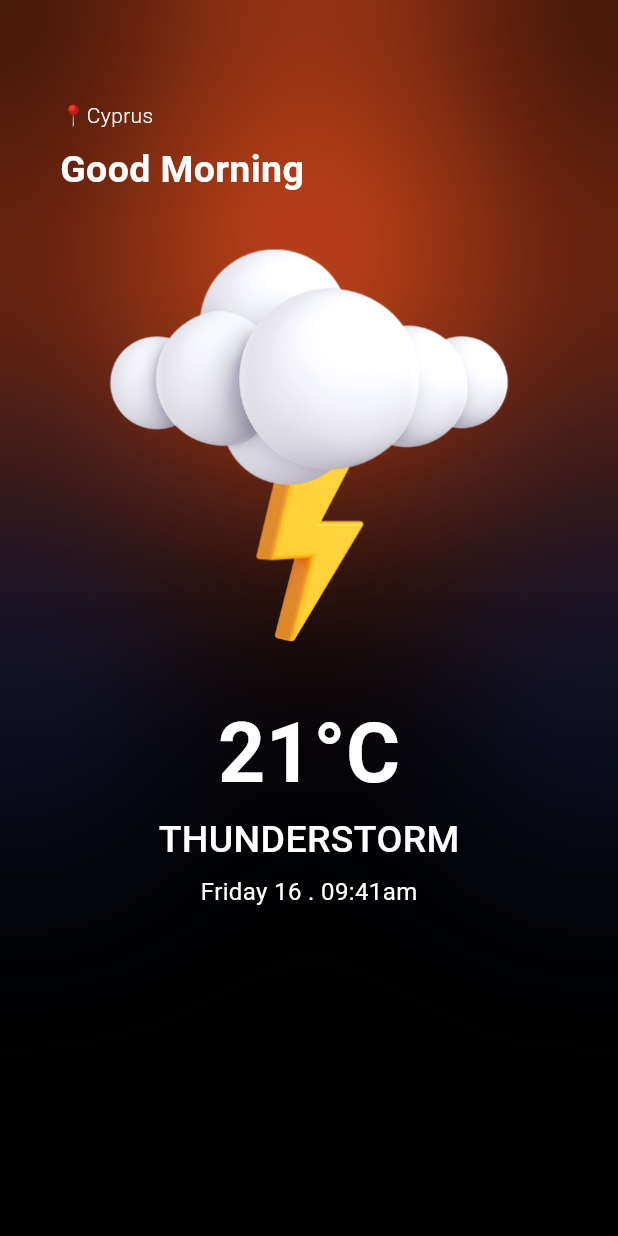
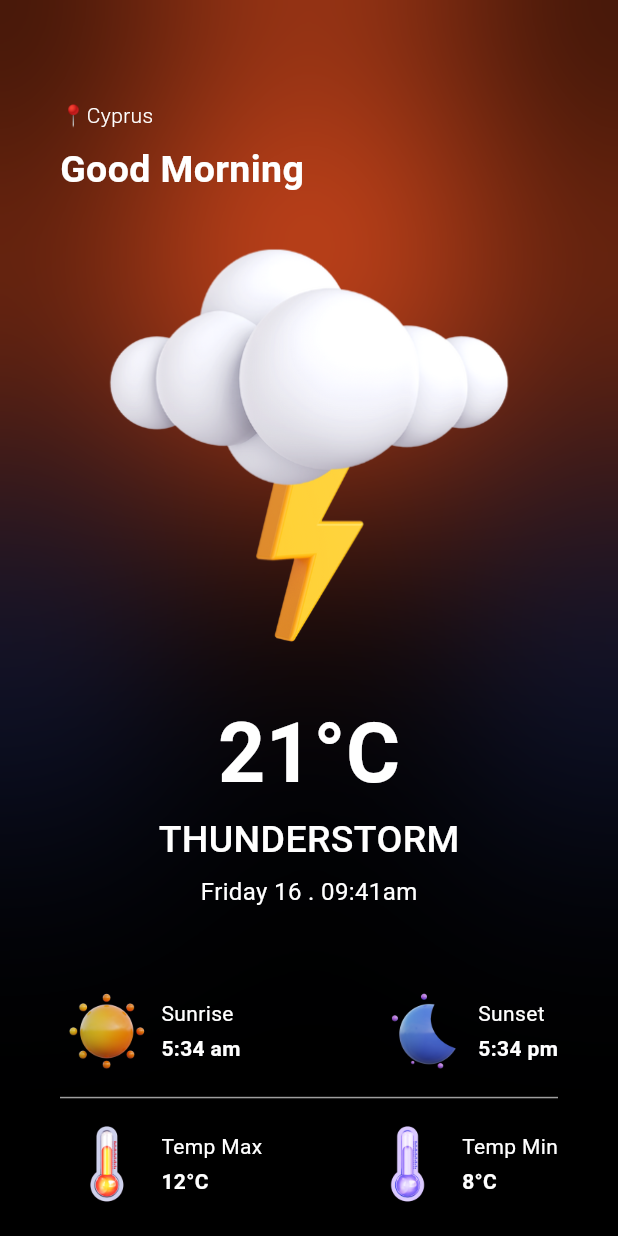
Before and after one commit to Ay-dotcode/weather_app, a Flutter app: the screen it shows after launch, on a phone screen of 412 x 824 dp. Run offline on Flutter 3.47's test engine with Material 3 defaults, Android fonts, the phone set to English and light mode, and no system bars; our stand-ins replace bloc, equatable.

Commit message:
Home screen

```diff
--- a/lib/screens/home_screen.dart
+++ b/lib/screens/home_screen.dart
@@ -115,7 +115,135 @@ class HomeScreen extends StatelessWidget {
                         ),
                       ),
                     ),
-                    const SizedBox(height: 30),
+                    const SizedBox(height: 50),
+                    Row(
+                      mainAxisAlignment: MainAxisAlignment.spaceBetween,
+                      children: [
+                        Row(
+                          children: [
+                            Image.asset(
+                              "assets/11.png",
+                              scale: 8,
+                            ),
+                            const SizedBox(width: 5),
+                            const Column(
+                              crossAxisAlignment: CrossAxisAlignment.start,
+                              children: [
+                                Text(
+                                  "Sunrise",
+                                  style: TextStyle(
+                                    color: Colors.white,
+                                  ),
+                                ),
+                                SizedBox(height: 3),
+                                Text(
+                                  "5:34 am",
+                                  style: TextStyle(
+                                    color: Colors.white,
+                                    fontWeight: FontWeight.bold,
+                                  ),
+                                ),
+                              ],
+                            )
+                          ],
+                        ),
+                        Row(
+                          children: [
+                            Image.asset(
+                              "assets/12.png",
+                              scale: 8,
+                            ),
+                            const SizedBox(width: 5),
+                            const Column(
+                              crossAxisAlignment: CrossAxisAlignment.start,
+                              children: [
+                                Text(
+                                  "Sunset",
+                                  style: TextStyle(
+                                    color: Colors.white,
+                                  ),
+                                ),
+                                SizedBox(height: 3),
+                                Text(
+                                  "5:34 pm",
+                                  style: TextStyle(
+                                    color: Colors.white,
+                                    fontWeight: FontWeight.bold,
+                                  ),
+                                ),
+                              ],
+                            ),
+                          ],
+                        ),
+                      ],
+                    ),
+                    const Padding(
+                      padding: EdgeInsets.symmetric(vertical: 5),
+                      child: Divider(
+                        color: Colors.grey,
+                      ),
+                    ),
+                    Row(
+                      mainAxisAlignment: MainAxisAlignment.spaceBetween,
+                      children: [
+                        Row(
+                          children: [
+                            Image.asset(
+                              "assets/13.png",
+                              scale: 8,
+                            ),
+                            const SizedBox(width: 5),
+                            const Column(
+                              crossAxisAlignment: CrossAxisAlignment.start,
+                              children: [
+                                Text(
+                                  "Temp Max",
+                                  style: TextStyle(
+                                    color: Colors.white,
+                                  ),
+                                ),
+                                SizedBox(height: 3),
+                                Text(
+                                  "12°C",
+                                  style: TextStyle(
+                                    color: Colors.white,
+                                    fontWeight: FontWeight.bold,
+                                  ),
+                                ),
+                              ],
+                            )
+                          ],
+                        ),
+                        Row(
+                          children: [
+                            Image.asset(
+                              "assets/14.png",
+                              scale: 8,
+                            ),
+                            const SizedBox(width: 5),
+                            const Column(
+                              crossAxisAlignment: CrossAxisAlignment.start,
+                              children: [
+                                Text(
+                                  "Temp Min",
+                                  style: TextStyle(
+                                    color: Colors.white,
+                                  ),
+                                ),
+                                SizedBox(height: 3),
+                                Text(
+                                  "8°C",
+                                  style: TextStyle(
+                                    color: Colors.white,
+                                    fontWeight: FontWeight.bold,
+                                  ),
+                                ),
+                              ],
+                            ),
+                          ],
+                        ),
+                      ],
+                    ),
                   ],
                 ),
               ),
```
